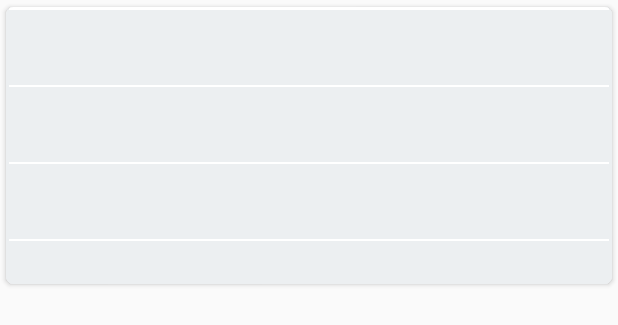
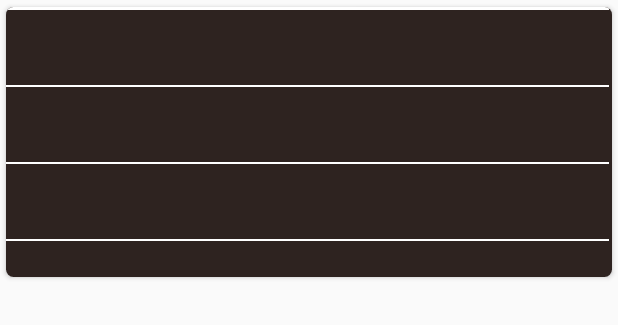
Before and after one commit to phyntom/udacity-popular-movies, an Android app: the layout activity_movie_details.xml on its own in the app's theme, with its tools: preview values and no code run, on a phone screen of 412 x 824 dp. Shown: the top 325 px of the screen. Run offline under Robolectric (Android 15) with nearby library versions, the phone set to English and light mode, and no system bars.

```diff
--- a/app/src/main/java/com/phyntom/android/popular_movies/MovieDetails.java
+++ b/app/src/main/java/com/phyntom/android/popular_movies/MovieDetails.java
@@ -27,9 +27,9 @@ public class MovieDetails extends AppCompatActivity {
 
         titleTextView = (TextView) findViewById(R.id.tv_title);
         ivPoster = (ImageView) findViewById(R.id.iv_poster);
-        averageRateTextView = (TextView) findViewById(R.id.tv_vote_average);
-        overviewTextView = (TextView) findViewById(R.id.tv_overview);
-        releaseDate = (TextView) findViewById(R.id.tv_release_date);
+        averageRateTextView =(TextView) findViewById(R.id.tv_vote_average);
+        overviewTextView = (TextView)findViewById(R.id.tv_overview);
+        releaseDate = (TextView)findViewById(R.id.tv_release_date);
 
         Intent sentIntent = getIntent();
         if (sentIntent.hasExtra("INTENT_MOVIE")) {
--- a/app/src/main/java/com/phyntom/android/popular_movies/MovieService.java
+++ b/app/src/main/java/com/phyntom/android/popular_movies/MovieService.java
@@ -25,13 +25,13 @@ class MovieService {
     private static final String API_KEY = "";
     private static String MOVIE_BASE_UR = "https://api.themoviedb.org/3/movie/";
 
-    public List<Movie> fetchMovies(String sortBy,String lan,String pageSize) {
+    public List<Movie> fetchMovies(String sortBy,String pageSize) {
         List<Movie> movies = new ArrayList<>();
         Uri uri = Uri.parse(MOVIE_BASE_UR)
                 .buildUpon()
                 .appendPath(sortBy)
                 .appendQueryParameter("api_key", API_KEY)
-                .appendQueryParameter("language", lan)
+                .appendQueryParameter("language","en-US")
                 .appendQueryParameter("page",pageSize)
                 .build();
         try {
--- a/app/src/main/java/com/phyntom/android/popular_movies/MovieViewHolder.java
+++ b/app/src/main/java/com/phyntom/android/popular_movies/MovieViewHolder.java
@@ -17,7 +17,7 @@ public class MovieViewHolder extends RecyclerView.ViewHolder {
 
     public MovieViewHolder(View itemView) {
         super(itemView);
-        posterImageView = itemView.findViewById(R.id.iv_video_poster);
+        posterImageView = (ImageView)itemView.findViewById(R.id.iv_video_poster);
     }
 
     public void bind(final Movie movie, final MovieViewHolderClickListener listener){
--- a/app/src/main/res/layout/activity_movie_details.xml
+++ b/app/src/main/res/layout/activity_movie_details.xml
@@ -24,7 +24,7 @@
             <LinearLayout
                 android:layout_width="match_parent"
                 android:layout_height="wrap_content"
-                android:background="@color/app_title"
+                android:background="@color/colorPrimaryDark"
                 android:orientation="vertical">
 
                 <ImageView
@@ -36,7 +36,7 @@
                 <View
                     android:layout_width="match_parent"
                     android:layout_height="2dp"
-                    android:layout_marginLeft="2dp"
+                    android:layout_marginLeft="0dp"
                     android:layout_marginRight="2dp"
                     android:background="#FFFFFF"/>
 
@@ -45,15 +45,16 @@
                     android:layout_width="match_parent"
                     android:layout_height="50dp"
                     android:layout_marginLeft="2dp"
+                    android:fontFamily="sans-serif-condensed"
                     android:layout_weight="1"
-                    android:background="@color/display"
                     android:text=""
+                    android:textColor="@color/colorAccent"
                     android:textSize="17dp"/>
 
                 <View
                     android:layout_width="match_parent"
                     android:layout_height="1dp"
-                    android:layout_marginLeft="2dp"
+                    android:layout_marginLeft="0dp"
                     android:layout_marginRight="2dp"
                     android:background="#FFFFFF"/>
 
@@ -62,14 +63,15 @@
                     android:layout_width="match_parent"
                     android:layout_height="50dp"
                     android:layout_marginLeft="2dp"
-                    android:background="@color/display"
+                    android:fontFamily="sans-serif-condensed"
                     android:text=""
+                    android:textColor="@color/colorAccent"
                     android:textSize="17dp"/>
 
                 <View
                     android:layout_width="match_parent"
                     android:layout_height="1dp"
-                    android:layout_marginLeft="2dp"
+                    android:layout_marginLeft="0dp"
                     android:layout_marginRight="2dp"
                     android:background="#FFFFFF"/>
 
@@ -78,15 +80,16 @@
                     android:layout_width="match_parent"
                     android:layout_height="50dp"
                     android:layout_marginLeft="2dp"
-                    android:background="@color/display"
+                    android:fontFamily="sans-serif-condensed"
                     android:text=""
+                    android:textColor="@color/colorAccent"
                     android:textSize="17dp"/>
 
                 <View
                     android:id="@+id/view"
                     android:layout_width="match_parent"
                     android:layout_height="1dp"
-                    android:layout_marginLeft="2dp"
+                    android:layout_marginLeft="0dp"
                     android:layout_marginRight="2dp"
                     android:background="#FFFFFF"/>
 
@@ -94,12 +97,11 @@
                     android:id="@+id/tv_overview"
                     android:layout_width="match_parent"
                     android:layout_height="wrap_content"
-                    android:background="@color/display"
+                    android:fontFamily="sans-serif-condensed"
                     android:text=""
-                    android:textSize="21dp"
-                    />
+                    android:textColor="@color/colorAccent"
+                    android:textSize="17dp"/>
             </LinearLayout>
         </ScrollView>
     </android.support.v7.widget.CardView>
-
 </LinearLayout>
--- a/app/src/main/res/values/colors.xml
+++ b/app/src/main/res/values/colors.xml
@@ -2,7 +2,7 @@
 <resources>
 
     <color name="colorPrimary">#0099e5</color>
-    <color name="colorPrimaryDark">#039be5</color>
+    <color name="colorPrimaryDark">#df110401</color>
     <color name="colorAccent">#ff6d00</color>
     <!--Text Colors-->
     <color name="app_title">#ECEFF1</color>
@@ -10,5 +10,5 @@
     <color name="separator">#BDBDBD</color>
     <!--UI-colors-->
     <color name="display">#ECEFF1</color>
-    <color name="display_details">#7e57c2</color>
+    <color name="display_details">#fdfdfd</color>
 </resources>
--- a/app/src/main/res/values/strings.xml
+++ b/app/src/main/res/values/strings.xml
@@ -11,7 +11,11 @@
     <string name="rating">Rating</string>
     <string name="release_date">Release Date</string>
     <string name="overview">Description</string>
+    <!-- Menu item texts   -->
+    <string name="menu_popular_title">Most Popular</string>
+    <string name="menu_top_rated_title">Top Rated</string>
 
+    <!-- Setting arrays values and label -->
     <string name="pref_sort_by_title">Sort By</string>
     <string-array name="pref_sort_order_title">
         <item>Most Popular</item>
@@ -35,5 +39,5 @@
         <item>de</item>
     </string-array>
     <!--Text to display when not internet connection-->
-    <string name="error_internet">No internet connection available. Check your internet connection</string>
+    <string name="error_internet">No internet connection available.</string>
 </resources>
```
Also changed, not shown: app/build.gradle (+7 -7 lines), app/src/main/AndroidManifest.xml (+7 -0 lines), app/src/main/java/com/phyntom/android/popular_movies/LoadMoreRecyclerOnScrollListener.java (added, +99 -0 lines), app/src/main/java/com/phyntom/android/popular_movies/MainActivity.java (+56 -31 lines), app/src/main/java/com/phyntom/android/popular_movies/NoInternet.java (added, +24 -0 lines), app/src/main/res/layout/activity_no_internet.xml (added, +25 -0 lines), app/src/main/res/menu/menu_settings.xml (+9 -4 lines), app/src/main/res/drawable-hdpi/ic_action_name.png (added), app/src/main/res/drawable-mdpi/ic_action_name.png (added), app/src/main/res/drawable-xhdpi/ic_action_name.png (added), app/src/main/res/drawable-xxhdpi/ic_action_name.png (added).
